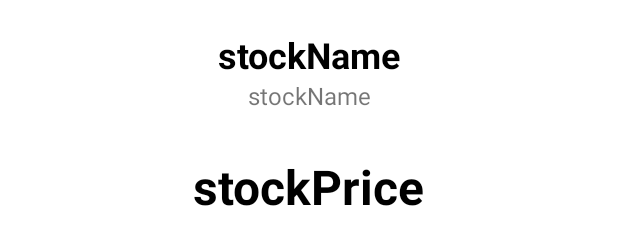
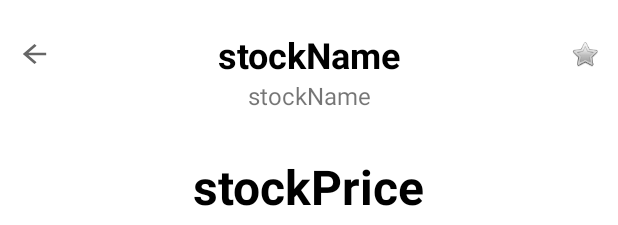
Before and after one commit to winmord/YandexSummerSchool, an Android app: the layout activity_info.xml on its own in the app's theme, with its tools: preview values and no code run, on a phone screen of 412 x 824 dp. Shown: the top 225 px of the screen. Run offline under Robolectric (Android 15) with nearby library versions, the phone set to English and light mode, and no system bars; plain views replace LineChart.

Commit message:
fixed info page

```diff
--- a/app/src/main/java/com/example/yandexsummerschool/ui/main/StockRequester.kt
+++ b/app/src/main/java/com/example/yandexsummerschool/ui/main/StockRequester.kt
@@ -77,7 +77,6 @@ class StockRequester(favouriteStockStore: FavouriteStockStore, cacheDir: String)
                             val stockJson = JSONObject(stockJsonArray[stockNumber].toString())
                             val stock = Stock(stockJson)
                             getLogo(stock)
-                            //getChart(stock)
 
                             val stockName = stock.getStockName()
                             if (stockName in _restoredFavouriteStocks) {
@@ -133,7 +132,6 @@ class StockRequester(favouriteStockStore: FavouriteStockStore, cacheDir: String)
                     val stockJson = JSONObject(response.body()!!.string())
                     val stock = Stock(JSONObject(stockJson["quote"].toString()))
                     getLogo(stock)
-                    //getChart(stock)
 
                     stock.setFavourite(true)
                     _favouriteStockStore.onFavouriteChange(stock)
--- /dev/null
+++ b/app/src/main/res/drawable/ic_baseline_arrow_back_24.xml
@@ -0,0 +1,10 @@
+<vector xmlns:android="http://schemas.android.com/apk/res/android"
+    android:width="24dp"
+    android:height="24dp"
+    android:viewportWidth="24"
+    android:viewportHeight="24"
+    android:tint="?attr/colorControlNormal">
+  <path
+      android:fillColor="@android:color/white"
+      android:pathData="M20,11H7.83l5.59,-5.59L12,4l-8,8 8,8 1.41,-1.41L7.83,13H20v-2z"/>
+</vector>
--- a/app/src/main/res/layout/activity_info.xml
+++ b/app/src/main/res/layout/activity_info.xml
@@ -18,6 +18,32 @@
         app:layout_constraintEnd_toEndOf="parent"
         app:layout_constraintStart_toStartOf="parent"
         app:layout_constraintTop_toTopOf="parent" />
+
+    <androidx.appcompat.widget.AppCompatButton
+        android:layout_width="23dp"
+        android:layout_height="20dp"
+        android:id="@+id/infoBackButton"
+        android:layout_marginTop="26dp"
+        android:layout_marginRight="100dp"
+        android:background="@android:color/transparent"
+        android:foreground="@drawable/ic_baseline_arrow_back_24"
+        app:layout_constraintLeft_toLeftOf="parent"
+        app:layout_constraintTop_toTopOf="parent"
+        app:layout_constraintRight_toLeftOf="@id/infoStockName">
+    </androidx.appcompat.widget.AppCompatButton>
+
+    <androidx.appcompat.widget.AppCompatButton
+        android:layout_width="20dp"
+        android:layout_height="20dp"
+        android:id="@+id/infoFavButton"
+        android:layout_marginTop="26dp"
+        android:layout_marginLeft="100dp"
+        android:background="@android:color/transparent"
+        android:foreground="@android:drawable/btn_star_big_off"
+        app:layout_constraintRight_toRightOf="parent"
+        app:layout_constraintTop_toTopOf="parent"
+        app:layout_constraintLeft_toRightOf="@id/infoStockName">
+    </androidx.appcompat.widget.AppCompatButton>
 
     <TextView
         android:id="@+id/infoCompanyName"
```
Also changed, not shown: app/src/main/java/com/example/yandexsummerschool/InfoActivity.kt (+55 -15 lines), app/src/main/java/com/example/yandexsummerschool/ui/main/RecyclerViewAdapter.kt (+10 -17 lines), app/src/main/java/com/example/yandexsummerschool/ui/main/Stock.kt (+24 -15 lines).
